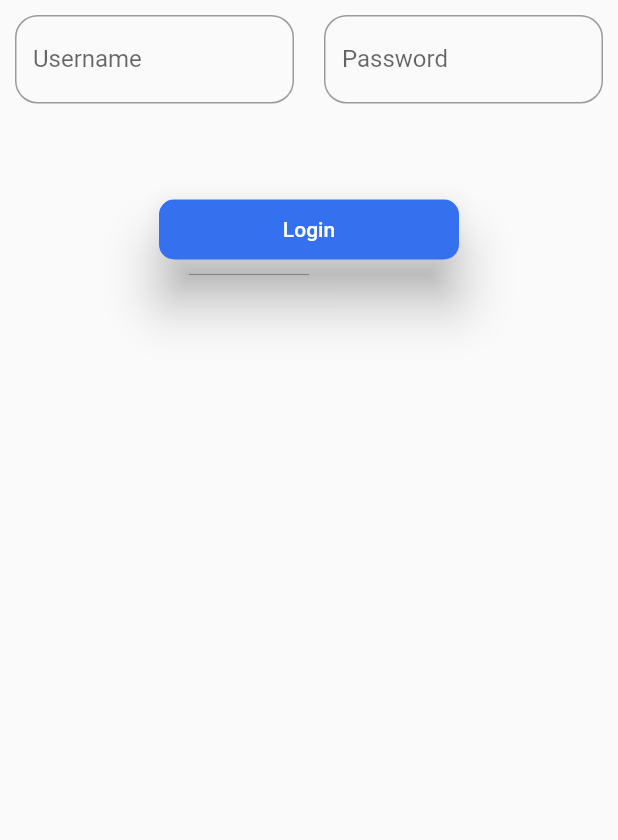
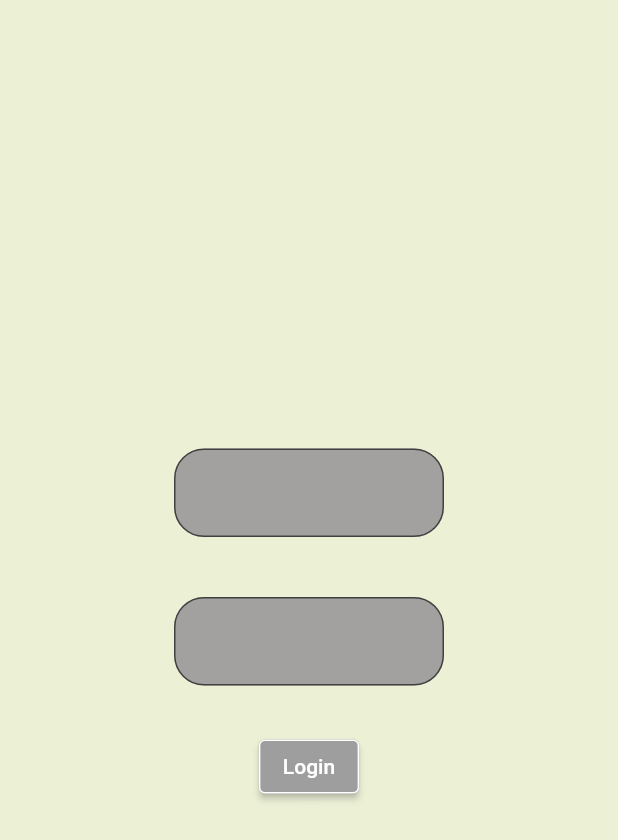
Before and after one commit to 01Mateus/modulo-logistica-sa-front, a Flutter app: the screen it shows after launch, on a phone screen of 412 x 824 dp. Shown: the top 840 px of the screen. Run offline on Flutter 3.47's test engine with Material 2 defaults, Android fonts, the phone set to English and light mode, and no system bars.

Commit message:
Começando a tela de login

```diff
--- a/lib/componentes/botao.dart
+++ b/lib/componentes/botao.dart
@@ -20,7 +20,7 @@ class _BotaoState extends State<Botao> {
         style: ElevatedButton.styleFrom(
           foregroundColor: Colors.white,
           backgroundColor: const Color.fromARGB(255, 53, 112, 238),
-          shadowColor: Color.fromARGB(255, 148, 148, 148),
+          shadowColor: const Color.fromARGB(255, 148, 148, 148),
           elevation: 15,
           shape: RoundedRectangleBorder(
             borderRadius: BorderRadius.circular(10.0),
--- a/lib/componentes/caixa_texto.dart
+++ b/lib/componentes/caixa_texto.dart
@@ -1,15 +1,15 @@
 import 'package:flutter/material.dart';
 
 class CaixaTexto extends StatefulWidget {
-  final controlador;
-  final msgValidacao;
-  final texto;
-  final senha;
+  final TextEditingController controlador;
+  final String msgValidacao;
+  final String texto;
+  final bool senha;
 
-  const CaixaTexto({super.key, this.controlador, this.msgValidacao, this.texto, this.senha});
+  const CaixaTexto({Key? key, required this.controlador, required this.msgValidacao, required this.texto, required this.senha}) : super(key: key);
 
   @override
-  State<CaixaTexto> createState() => _CaixaTextoState();
+  _CaixaTextoState createState() => _CaixaTextoState();
 }
 
 class _CaixaTextoState extends State<CaixaTexto> {
@@ -28,9 +28,14 @@ class _CaixaTextoState extends State<CaixaTexto> {
 
         decoration: InputDecoration(
           labelText: widget.texto,
+          filled: true, // Define a cor de fundo
+          fillColor: Color.fromARGB(255, 163, 160, 160), // Define a cor de fundo vermelha
           border: OutlineInputBorder(
-            borderRadius: BorderRadius.circular(15)
-          )
+            borderRadius: BorderRadius.circular(20),
+          ),
+          focusedBorder: OutlineInputBorder(
+            borderRadius: BorderRadius.circular(20),
+          ),
         )
       )
     );
--- a/lib/main.dart
+++ b/lib/main.dart
@@ -1,4 +1,5 @@
 import 'package:flutter/material.dart';
+import 'package:modulo_logistica_sa/telas/tela_erro.dart';
 import 'package:modulo_logistica_sa/telas/tela_login.dart';
 import 'package:modulo_logistica_sa/telas/tela_pedidos.dart';
 
@@ -19,8 +20,9 @@ class _MyAppState extends State<MyApp> {
     return MaterialApp(
       debugShowCheckedModeBanner: false,
       initialRoute: '/login', routes: {
-        '/login':(context) => telaLogin(),
-        '/pedidos':(context) => telaPedidos(),
+        '/login':(context) => const telaLogin(),
+        '/pedidos':(context) => const telaPedidos(),
+        '/erro':(context) => const telaErro(),
       },
     );
   }
--- /dev/null
+++ b/lib/telas/tela_erro.dart
@@ -0,0 +1,26 @@
+import 'package:flutter/material.dart';
+
+class telaErro extends StatefulWidget {
+  const telaErro({super.key});
+
+  @override
+  State<telaErro> createState() => _telaErroState();
+}
+
+class _telaErroState extends State<telaErro> {
+  @override
+  Widget build(BuildContext context) {
+    return Scaffold(
+           appBar: AppBar(title: const Text('Página de erro')),
+      body: const Center(
+        child: Text(
+          'Erro ao efetuar login',
+          style: TextStyle(
+            fontSize: 30,
+            color: Colors.red,
+          ),
+        ),
+      ),
+    );
+  }
+}
--- a/lib/telas/tela_login.dart
+++ b/lib/telas/tela_login.dart
@@ -8,50 +8,73 @@ class telaLogin extends StatefulWidget {
   @override
   State<telaLogin> createState() => _telaLoginState();
 }
-final _txtUsername = TextEditingController();
-final _txtPassword = TextEditingController();
-final _formKey = GlobalKey<FormState>();
+final txtUsername = TextEditingController();
+final txtPassword = TextEditingController();
+final formKey = GlobalKey<FormState>();
 
 class _telaLoginState extends State<telaLogin> {
   @override
 
   Widget build(BuildContext context) {
 
+    return Scaffold(
+      backgroundColor: const Color.fromARGB(255, 236, 241, 214),
+      appBar: criarAppBar(),
+      body: criarConteudo(),
 
-  login() {
-    Navigator.pushNamed(context, '/pedidos');
-  }
-
-    informarLogin() {
-    return Row(
-      children: [
-        Expanded(child: CaixaTexto(texto: "Username", controlador: _txtUsername, msgValidacao: "Digite um nome de usuário", senha: false,)),
-        Expanded(child: CaixaTexto(texto: "Password", controlador: _txtPassword, msgValidacao: "Digite uma senha", senha: true,)),
-      ],
     );
   }
 
-    criarConteudo() {
-    return Form(
-      key: _formKey,
-        child: Column(
-          children: [
-            informarLogin(),
-            Botao(texto: 'Login', funcao: login,)
-            ],
-        ),
-    );
+  login() {
+    if (txtUsername == 'a' && txtPassword == '123') {
+      Navigator.of(context).pushNamed('/pedidos');
+    }
   }
 
-
+  criarConteudo() {
+  return Center(
+    child: Form(
+      child: Column(
+        mainAxisAlignment: MainAxisAlignment.center,
+        crossAxisAlignment: CrossAxisAlignment.center,
+        children: [
+          Container(
+            constraints: const BoxConstraints(maxWidth: 200),
+            child: CaixaTexto(
+              texto: '',
+              msgValidacao: 'Digite um nome de usuário',
+              controlador: txtUsername,
+              senha: false,
+            ),
+          ),
+          const SizedBox(height: 20),
+          Container(
+            constraints: const BoxConstraints(maxWidth: 200),
+            child: CaixaTexto(
+              texto: '',
+              msgValidacao: 'Digite uma senha',
+              controlador: txtPassword,
+              senha: true,
+            ),
+          ),
+          const SizedBox(height: 20),
+          ElevatedButton(
+            onPressed: login,
+            style: ElevatedButton.styleFrom(
+              foregroundColor: Colors.white,
+              backgroundColor: Colors.grey,
+              side: const BorderSide(color: Colors.white),
+            ),
+            child: const Text('Login'),
+          ),
+        ],
+      ),
+    ),
+  );
+}
 
   criarAppBar() {
 
   }
 
-    return Scaffold(
-      appBar: criarAppBar(),
-      body: criarConteudo(),
-    );
   }
-}
```
Also changed, not shown: 36 other files.
